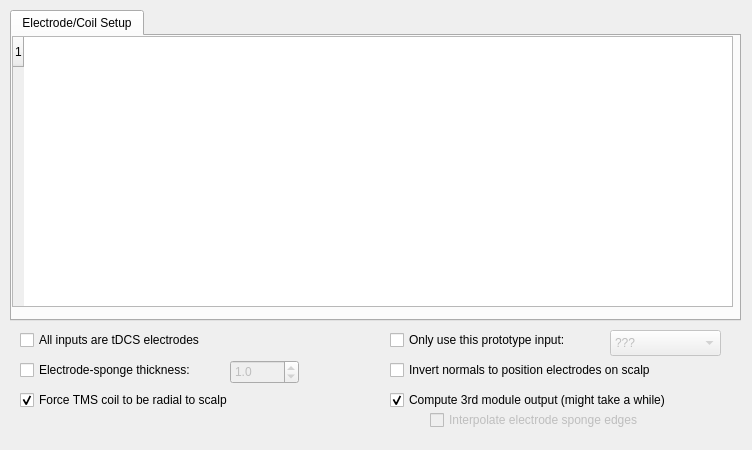
Qt form src/Interface/Modules/BrainStimulator/ElectrodeCoilSetupDialog.ui (SCIInstitute/SCIRun) before a commit.
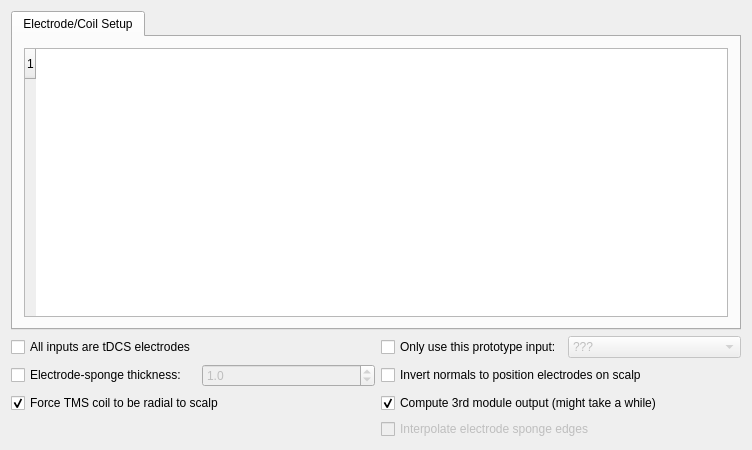
The same form after that commit.

Commit message: Add module button bar to base class

Diff of the .ui file:
```diff
--- a/src/Interface/Modules/BrainStimulator/ElectrodeCoilSetupDialog.ui
+++ b/src/Interface/Modules/BrainStimulator/ElectrodeCoilSetupDialog.ui
@@ -19,15 +19,9 @@
   <property name="windowTitle">
    <string>ElectrodeCoilSetupDialog</string>
   </property>
+  <layout class="QGridLayout" name="gridLayout">
+   <item row="0" column="0" colspan="4">
   <widget class="QTabWidget" name="tabWidget">
-   <property name="geometry">
-    <rect>
-     <x>10</x>
-     <y>10</y>
-     <width>731</width>
-     <height>311</height>
-    </rect>
-   </property>
    <property name="currentIndex">
     <number>0</number>
    </property>
@@ -35,32 +29,22 @@
     <attribute name="title">
      <string>Electrode/Coil Setup</string>
     </attribute>
+      <layout class="QGridLayout" name="gridLayout_2">
+       <item row="0" column="0">
     <widget class="QTableWidget" name="electrode_coil_tableWidget">
-     <property name="geometry">
-      <rect>
-       <x>0</x>
-       <y>0</y>
-       <width>721</width>
-       <height>271</height>
-      </rect>
-     </property>
      <row>
       <property name="text">
        <string>1</string>
       </property>
      </row>
     </widget>
-   </widget>
-  </widget>
+       </item>
+      </layout>
+     </widget>
+    </widget>
+   </item>
+   <item row="1" column="0">
   <widget class="QCheckBox" name="AllInputsTDCS_">
-   <property name="geometry">
-    <rect>
-     <x>20</x>
-     <y>330</y>
-     <width>211</width>
-     <height>20</height>
-    </rect>
-   </property>
    <property name="text">
     <string>All inputs are tDCS electrodes</string>
    </property>
@@ -68,15 +52,9 @@
     <bool>false</bool>
    </property>
   </widget>
+   </item>
+   <item row="1" column="2">
   <widget class="QCheckBox" name="ProtoTypeInputCheckbox_">
-   <property name="geometry">
-    <rect>
-     <x>390</x>
-     <y>330</y>
-     <width>221</width>
-     <height>20</height>
-    </rect>
-   </property>
    <property name="text">
     <string>Only use this prototype input:</string>
    </property>
@@ -84,33 +62,21 @@
     <bool>false</bool>
    </property>
   </widget>
+   </item>
+   <item row="1" column="3">
   <widget class="QComboBox" name="ProtoTypeInputComboBox_">
    <property name="enabled">
     <bool>false</bool>
    </property>
-   <property name="geometry">
-    <rect>
-     <x>610</x>
-     <y>330</y>
-     <width>111</width>
-     <height>26</height>
-    </rect>
-   </property>
    <item>
     <property name="text">
      <string>???</string>
     </property>
    </item>
   </widget>
+   </item>
+   <item row="2" column="0">
   <widget class="QCheckBox" name="electrodethicknessCheckBox_">
-   <property name="geometry">
-    <rect>
-     <x>20</x>
-     <y>360</y>
-     <width>201</width>
-     <height>20</height>
-    </rect>
-   </property>
    <property name="text">
     <string>Electrode-sponge thickness:</string>
    </property>
@@ -118,18 +84,12 @@
     <bool>false</bool>
    </property>
   </widget>
+   </item>
+   <item row="2" column="1">
   <widget class="QDoubleSpinBox" name="electrodethicknessSpinBox_">
    <property name="enabled">
     <bool>false</bool>
    </property>
-   <property name="geometry">
-    <rect>
-     <x>230</x>
-     <y>360</y>
-     <width>69</width>
-     <height>24</height>
-    </rect>
-   </property>
    <property name="decimals">
     <number>1</number>
    </property>
@@ -143,15 +103,9 @@
     <double>1.000000000000000</double>
    </property>
   </widget>
+   </item>
+   <item row="2" column="2" colspan="2">
   <widget class="QCheckBox" name="invertNormalsCheckBox_">
-   <property name="geometry">
-    <rect>
-     <x>390</x>
-     <y>360</y>
-     <width>321</width>
-     <height>20</height>
-    </rect>
-   </property>
    <property name="text">
     <string>Invert normals to position electrodes on scalp</string>
    </property>
@@ -159,15 +113,9 @@
     <bool>false</bool>
    </property>
   </widget>
+   </item>
+   <item row="3" column="0" colspan="2">
   <widget class="QCheckBox" name="OrientTMSCoilRadialToScalpCheckBox_">
-   <property name="geometry">
-    <rect>
-     <x>20</x>
-     <y>390</y>
-     <width>271</width>
-     <height>20</height>
-    </rect>
-   </property>
    <property name="text">
     <string>Force TMS coil to be radial to scalp</string>
    </property>
@@ -175,15 +123,9 @@
     <bool>true</bool>
    </property>
   </widget>
+   </item>
+   <item row="3" column="2" colspan="2">
   <widget class="QCheckBox" name="PutElectrodesOnScalpCheckBox_">
-   <property name="geometry">
-    <rect>
-     <x>390</x>
-     <y>390</y>
-     <width>341</width>
-     <height>20</height>
-    </rect>
-   </property>
    <property name="text">
     <string>Compute 3rd module output (might take a while)</string>
    </property>
@@ -191,18 +133,12 @@
     <bool>true</bool>
    </property>
   </widget>
+   </item>
+   <item row="4" column="2" colspan="2">
   <widget class="QCheckBox" name="InterpolateElectrodeShapeCheckbox_">
    <property name="enabled">
     <bool>false</bool>
    </property>
-   <property name="geometry">
-    <rect>
-     <x>430</x>
-     <y>410</y>
-     <width>281</width>
-     <height>20</height>
-    </rect>
-   </property>
    <property name="text">
     <string>Interpolate electrode sponge edges</string>
    </property>
@@ -210,6 +146,8 @@
     <bool>false</bool>
    </property>
   </widget>
+   </item>
+  </layout>
  </widget>
  <layoutdefault spacing="6" margin="11"/>
  <resources/>
```
Left out of the diff: 4 changed lines with no effect on the pictures. Lines whose indentation alone changed are shown as unchanged. The commit also changes 3 other files.
